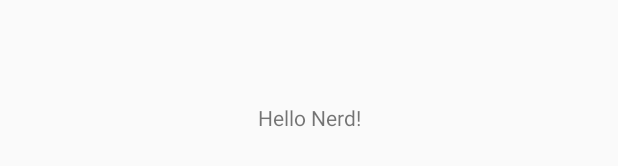
After one commit to DaVinci42/Reed, an Android app: the layout item_tab.xml on its own in the app's theme, with its tools: preview values and no code run, on a phone screen of 412 x 824 dp. The commit adds this screen. Shown: the part 500-666 px from the top of the screen. Run offline under Robolectric (Android 15) with nearby library versions, the phone set to English and light mode, and no system bars.

Commit message:
Regular Update

```diff
--- a/app/src/main/java/io/github/davinci/seed/Model/FeedlyNetUtils/SignHelper.java
+++ b/app/src/main/java/io/github/davinci/seed/Model/FeedlyNetUtils/SignHelper.java
@@ -8,11 +8,9 @@ package io.github.davinci.seed.Model.FeedlyNetUtils;
 public class SignHelper {
 
     public static String getUserId() {
-        return "";
-    }
+        return "";    }
 
     public static String getToken() {
-        return "";
-    }
+        return "";    }
 
 }
--- a/app/src/main/java/io/github/davinci/seed/MvpBase/CoreFragment.java
+++ b/app/src/main/java/io/github/davinci/seed/MvpBase/CoreFragment.java
@@ -30,6 +30,10 @@ public abstract class CoreFragment<V extends CoreView, P extends CorePresenter<V
     public void onDestroyView() {
         super.onDestroyView();
         // TODO 此处容易产生bug，不用用setRetainInstance(true)
+
+        if (mPresenter == null) {
+            mPresenter = createPresenter();
+        }
         mPresenter.detachView(getRetainInstance());
     }
 
--- a/app/src/main/java/io/github/davinci/seed/MvpBase/MvpFragment.java
+++ b/app/src/main/java/io/github/davinci/seed/MvpBase/MvpFragment.java
@@ -15,7 +15,7 @@ public abstract class MvpFragment<V extends CoreView, P extends CorePresenter<V>
     @Override
     public void onViewCreated(View view, Bundle savedInstanceState) {
         super.onViewCreated(view, savedInstanceState);
-        ButterKnife.bind(getActivity());
+        ButterKnife.bind(this, getView());
     }
 
     @Nullable
@@ -24,7 +24,7 @@ public abstract class MvpFragment<V extends CoreView, P extends CorePresenter<V>
         if (mView != null) {
             return mView;
         } else {
-            mView = View.inflate(getActivity(), getLayoutResId(), container);
+            mView = inflater.inflate(getLayoutResId(), container, false);
         }
         return super.onCreateView(inflater, container, savedInstanceState);
 
--- a/app/src/main/java/io/github/davinci/seed/View/Fragment/RecentlyReadFragment.java
+++ b/app/src/main/java/io/github/davinci/seed/View/Fragment/RecentlyReadFragment.java
@@ -40,6 +40,6 @@ public class RecentlyReadFragment extends MvpFragment<TabListView, TabListPresen
 
     @Override
     public int getLayoutResId() {
-        return R.layout.view_main_activity;
+        return R.layout.item_tab;
     }
 }
--- a/app/src/main/java/io/github/davinci/seed/View/Fragment/SavedForLaterFragment.java
+++ b/app/src/main/java/io/github/davinci/seed/View/Fragment/SavedForLaterFragment.java
@@ -15,12 +15,10 @@ import io.github.davinci.seed.Presenter.TabListPresenter;
 import io.github.davinci.seed.R;
 import io.github.davinci.seed.View.ViewInterface.TabListView;
 
-
 /**
  * A simple {@link Fragment} subclass.
  */
 public class SavedForLaterFragment extends MvpFragment<TabListView, TabListPresenter> implements TabListView {
-
 
     @Override
     public void onViewCreated(View view, Bundle savedInstanceState) {
@@ -41,6 +39,6 @@ public class SavedForLaterFragment extends MvpFragment<TabListView, TabListPrese
 
     @Override
     public int getLayoutResId() {
-        return R.layout.view_main_activity;
+        return R.layout.item_tab;
     }
 }
--- /dev/null
+++ b/app/src/main/res/layout/item_tab.xml
@@ -0,0 +1,9 @@
+<?xml version="1.0" encoding="utf-8"?>
+<TextView xmlns:android="http://schemas.android.com/apk/res/android"
+    android:layout_width="match_parent"
+    android:layout_height="match_parent"
+    android:text="Hello Nerd!"
+    android:gravity="center">
+
+
+</TextView>
--- a/app/src/main/res/layout/view_main_activity.xml
+++ b/app/src/main/res/layout/view_main_activity.xml
@@ -13,8 +13,6 @@
     <android.support.v4.view.ViewPager
         android:id="@+id/viewpager"
         android:layout_height="match_parent"
-        android:layout_width="match_parent"
-        android:layout_margin="8dp"
-        android:background="@color/gray_divider"/>
+        android:layout_width="match_parent" />
 
 </LinearLayout>
```
Also changed, not shown: app/src/main/java/io/github/davinci/seed/View/Activity/MainActivity.java (+23 -4 lines), app/src/main/java/io/github/davinci/seed/View/Adapter/PagerAdapter.java (+4 -3 lines), app/src/main/java/io/github/davinci/seed/View/Fragment/UnreadFragment.java (+5 -3 lines).
